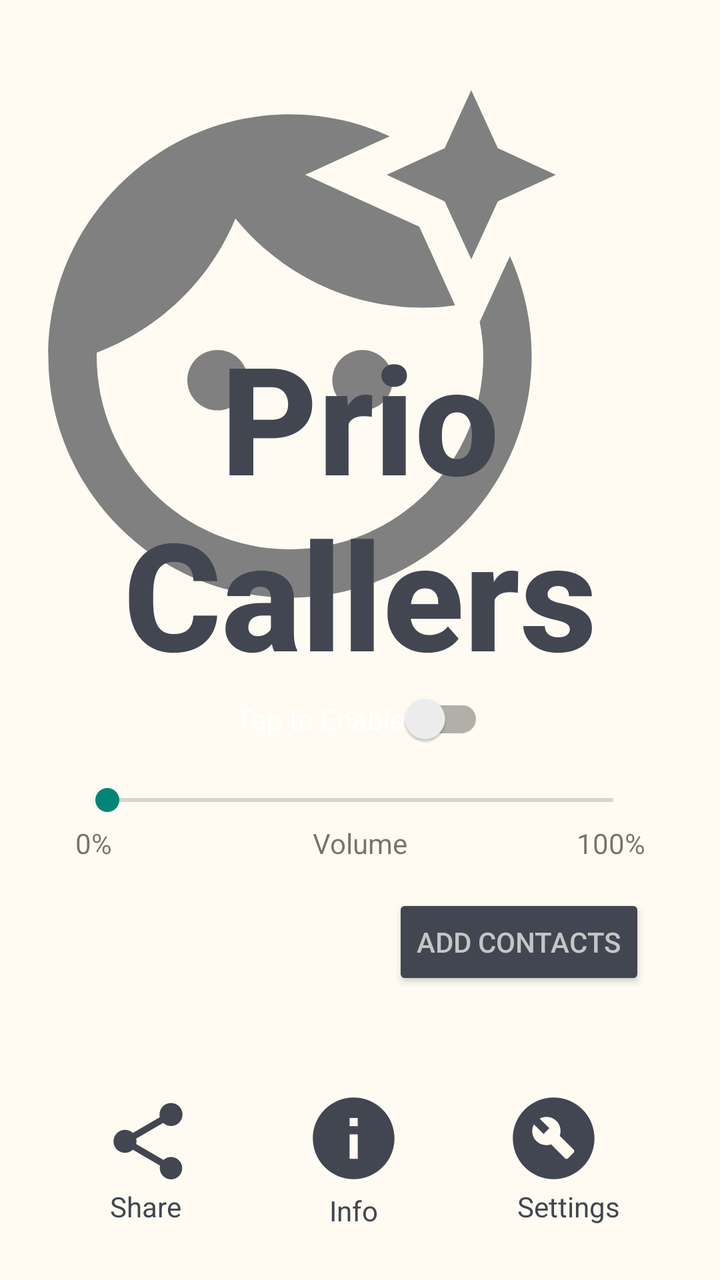
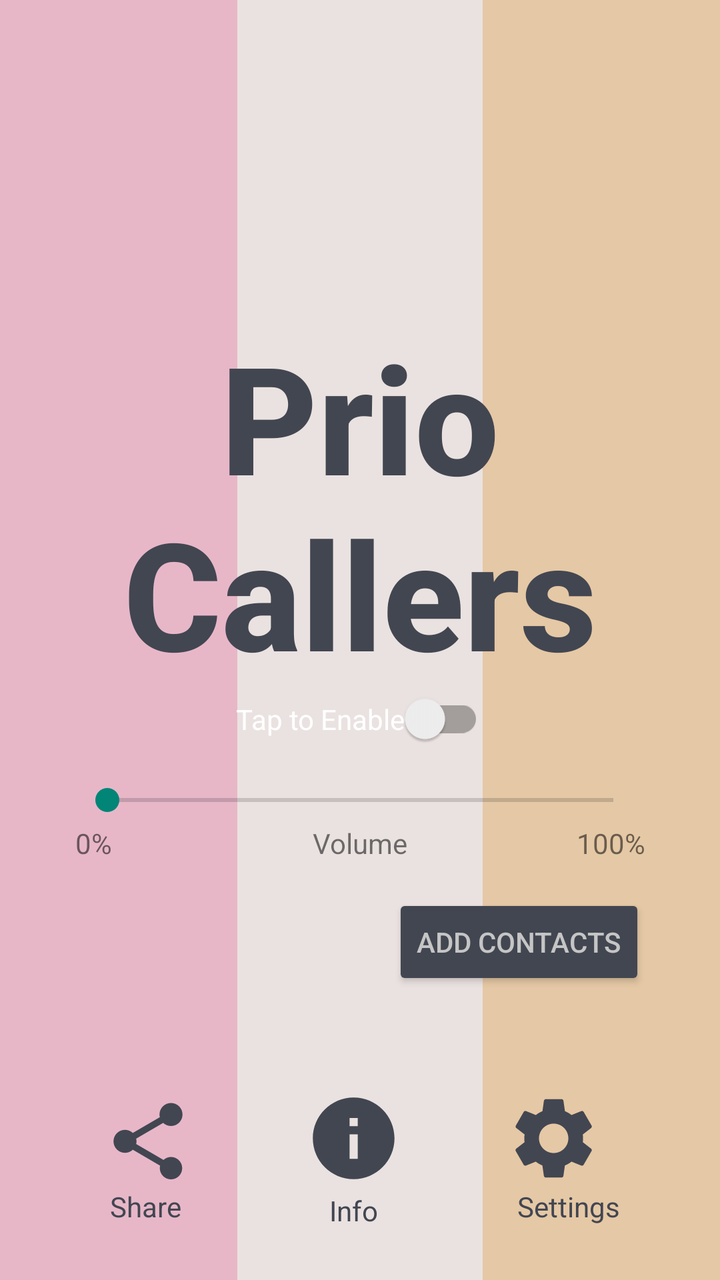

An Android layout rendered at two revisions. The XML below is the earlier revision; the diff shows what the commit changed to produce the second picture.
<!-- AndroidManifest.xml: application theme Theme.AppCompat.Light -->
<!-- res/layout/exceptionally.xml -->
<?xml version="1.0" encoding="utf-8"?>
<androidx.constraintlayout.widget.ConstraintLayout xmlns:android="http://schemas.android.com/apk/res/android"
    xmlns:app="http://schemas.android.com/apk/res-auto"
    xmlns:tools="http://schemas.android.com/tools"
    android:layout_width="match_parent"
    android:layout_height="match_parent"
    android:background="#FFFBF2"
    tools:context=".MainActivity">

    <ImageView
        android:id="@+id/imageView2"
        android:layout_width="290dp"
        android:layout_height="356dp"
        app:layout_constraintStart_toStartOf="parent"
        app:layout_constraintTop_toTopOf="parent"
        app:srcCompat="@drawable/baseline_face_retouching_natural_24"
        app:tint="#808080" />

    <ImageView
        android:id="@+id/share"
        android:layout_width="66dp"
        android:layout_height="46dp"
        app:layout_constraintBottom_toBottomOf="parent"
        app:layout_constraintEnd_toEndOf="parent"
        app:layout_constraintHorizontal_bias="0.139"
        app:layout_constraintStart_toStartOf="parent"
        app:layout_constraintTop_toTopOf="parent"
        app:layout_constraintVertical_bias="0.922"
        app:srcCompat="@drawable/baseline_share_24"
        app:tint="#424651" />

    <ImageView
        android:id="@+id/infoButton"
        android:layout_width="64dp"
        android:layout_height="49dp"
        app:layout_constraintBottom_toBottomOf="@+id/share"
        app:layout_constraintEnd_toEndOf="parent"
        app:layout_constraintHorizontal_bias="0.489"
        app:layout_constraintStart_toStartOf="parent"
        app:layout_constraintTop_toTopOf="@+id/share"
        app:layout_constraintVertical_bias="1.0"
        app:srcCompat="@drawable/baseline_info_24"
        app:tint="#424651" />

    <ImageView
        android:id="@+id/Diagnosis"
        android:layout_width="64dp"
        android:layout_height="49dp"
        app:layout_constraintBottom_toBottomOf="@+id/infoButton"
        app:layout_constraintEnd_toEndOf="parent"
        app:layout_constraintHorizontal_bias="0.827"
        app:layout_constraintStart_toStartOf="parent"
        app:layout_constraintTop_toTopOf="@+id/infoButton"
        app:layout_constraintVertical_bias="0.0"
        app:srcCompat="@drawable/baseline_build_circle_24"
        app:tint="#424651" />

    <TextView
        android:id="@+id/textView4"
        android:layout_width="wrap_content"
        android:layout_height="wrap_content"
        android:text="Share"
        android:textColor="#424651"
        app:layout_constraintBottom_toBottomOf="parent"
        app:layout_constraintEnd_toEndOf="parent"
        app:layout_constraintHorizontal_bias="0.17"
        app:layout_constraintStart_toStartOf="parent"
        app:layout_constraintTop_toBottomOf="@+id/share"
        app:layout_constraintVertical_bias="0.0" />

    <TextView
        android:id="@+id/textView6"
        android:layout_width="wrap_content"
        android:layout_height="19dp"
        android:text="Settings"
        android:textColor="#424651"
        app:layout_constraintEnd_toEndOf="parent"
        app:layout_constraintHorizontal_bias="0.838"
        app:layout_constraintStart_toStartOf="parent"
        app:layout_constraintTop_toBottomOf="@+id/Diagnosis" />

    <TextView
        android:id="@+id/textView2"
        android:layout_width="wrap_content"
        android:layout_height="wrap_content"
        android:layout_marginTop="2dp"
        android:text="Info"
        android:textColor="#424651"
        app:layout_constraintEnd_toEndOf="@+id/infoButton"
        app:layout_constraintStart_toStartOf="@+id/infoButton"
        app:layout_constraintTop_toBottomOf="@+id/infoButton" />


    <androidx.appcompat.widget.SwitchCompat
        android:id="@+id/TapToEnable"
        android:layout_width="wrap_content"
        android:layout_height="wrap_content"
        android:text="Tap to Enable"
        android:textColor="@color/white"
        app:layout_constraintBottom_toBottomOf="parent"
        app:layout_constraintEnd_toEndOf="parent"
        app:layout_constraintStart_toStartOf="parent"
        app:layout_constraintTop_toBottomOf="@+id/FeatTitle"
        app:layout_constraintVertical_bias="0.0"
        tools:ignore="MissingConstraints,UseSwitchCompatOrMaterialXml" />

    <TextView
        android:id="@+id/FeatTitle"
        android:layout_width="wrap_content"
        android:layout_height="wrap_content"
        android:textAlignment="center"
        android:fontFamily="sans-serif-medium"
        android:text="Prio\nCallers"
        android:textColor="#424651"
        android:textSize="75dp"
        android:textStyle="bold"
        app:layout_constraintBottom_toBottomOf="parent"
        app:layout_constraintEnd_toEndOf="parent"
        app:layout_constraintHorizontal_bias="0.5"
        app:layout_constraintStart_toStartOf="parent"
        app:layout_constraintTop_toTopOf="parent"
        app:layout_constraintVertical_bias="0.35" />

    <SeekBar
        android:id="@+id/seekBar_silExcept"
        android:layout_width="285dp"
        android:layout_height="24dp"
        android:layout_below="@+id/TapToEnable"
        android:layout_marginTop="15dp"
        app:layout_constraintEnd_toEndOf="parent"
        app:layout_constraintStart_toStartOf="parent"
        app:layout_constraintTop_toBottomOf="@+id/TapToEnable" />

    <TextView
        android:id="@+id/textView8"
        android:layout_width="wrap_content"
        android:layout_height="wrap_content"
        android:layout_marginTop="0dp"
        android:text="@string/ARC_Volume"
        app:layout_constraintEnd_toEndOf="@+id/seekBar_silExcept"
        app:layout_constraintStart_toStartOf="@+id/seekBar_silExcept"
        app:layout_constraintTop_toBottomOf="@+id/seekBar_silExcept" />

    <TextView
        android:id="@+id/textView9"
        android:layout_width="wrap_content"
        android:layout_height="wrap_content"
        android:text="100%"
        app:layout_constraintHorizontal_bias="1"
        app:layout_constraintEnd_toEndOf="@+id/seekBar_silExcept"
        app:layout_constraintStart_toStartOf="@+id/seekBar_silExcept"
        app:layout_constraintTop_toBottomOf="@+id/seekBar_silExcept" />

    <TextView
        android:id="@+id/textView10"
        android:layout_width="wrap_content"
        android:layout_height="wrap_content"
        android:text="0%"
        app:layout_constraintHorizontal_bias="0"
        app:layout_constraintStart_toStartOf="@+id/seekBar_silExcept"
        app:layout_constraintTop_toBottomOf="@+id/seekBar_silExcept" />

    <Button
        android:id="@+id/manageContacts"
        android:layout_width="wrap_content"
        android:layout_height="wrap_content"
        android:layout_marginTop="16dp"
        android:text="Add Contacts"
        android:backgroundTint="#424651"
        android:textColor="#C5C5C5"
        app:layout_constraintEnd_toEndOf="@+id/seekBar_silExcept"
        app:layout_constraintTop_toBottomOf="@+id/textView9" />


</androidx.constraintlayout.widget.ConstraintLayout>
<!-- resources referenced by this layout -->
<resources>
  <color name="white">#FFFFFFFF</color>
  <!-- drawable baseline_build_circle_24 (drawable) -->
  <vector android:height="24dp" android:tint="#000000"
      android:viewportHeight="24" android:viewportWidth="24"
      android:width="24dp" xmlns:android="http://schemas.android.com/apk/res/android">
      <path android:fillColor="@android:color/white"
          android:fillType="evenOdd" android:pathData="M12,2C6.48,2 2,6.48 2,12c0,5.52 4.48,10 10,10s10,-4.48 10,-10C22,6.48 17.52,2 12,2zM16.9,15.49l-1.4,1.4c-0.2,0.2 -0.51,0.2 -0.71,0l-3.41,-3.41c-1.22,0.43 -2.64,0.17 -3.62,-0.81c-1.11,-1.11 -1.3,-2.79 -0.59,-4.1l2.35,2.35l1.41,-1.41L8.58,7.17c1.32,-0.71 2.99,-0.52 4.1,0.59c0.98,0.98 1.24,2.4 0.81,3.62l3.41,3.41C17.09,14.98 17.09,15.3 16.9,15.49z"/>
  </vector>
  <!-- drawable baseline_face_retouching_natural_24 (drawable) -->
  <vector android:height="24dp" android:tint="#000000"
      android:viewportHeight="24" android:viewportWidth="24"
      android:width="24dp" xmlns:android="http://schemas.android.com/apk/res/android">
      <path android:fillColor="@android:color/white" android:pathData="M9,13m-1.25,0a1.25,1.25 0,1 1,2.5 0a1.25,1.25 0,1 1,-2.5 0"/>
      <path android:fillColor="@android:color/white" android:pathData="M20.77,8.58l-0.92,2.01c0.09,0.46 0.15,0.93 0.15,1.41 0,4.41 -3.59,8 -8,8s-8,-3.59 -8,-8c0,-0.05 0.01,-0.1 0,-0.14 2.6,-0.98 4.69,-2.99 5.74,-5.55C11.58,8.56 14.37,10 17.5,10c0.45,0 0.89,-0.04 1.33,-0.1l-0.6,-1.32 -0.88,-1.93 -1.93,-0.88 -2.79,-1.27 2.79,-1.27 0.71,-0.32C14.87,2.33 13.47,2 12,2 6.48,2 2,6.48 2,12s4.48,10 10,10 10,-4.48 10,-10c0,-1.47 -0.33,-2.87 -0.9,-4.13l-0.33,0.71z"/>
      <path android:fillColor="@android:color/white" android:pathData="M15,13m-1.25,0a1.25,1.25 0,1 1,2.5 0a1.25,1.25 0,1 1,-2.5 0"/>
      <path android:fillColor="@android:color/white" android:pathData="M20.6,5.6L19.5,8l-1.1,-2.4L16,4.5l2.4,-1.1L19.5,1l1.1,2.4L23,4.5z"/>
  </vector>
  <!-- drawable baseline_info_24 (drawable) -->
  <vector android:height="24dp" android:tint="#000000"
      android:viewportHeight="24" android:viewportWidth="24"
      android:width="24dp" xmlns:android="http://schemas.android.com/apk/res/android">
      <path android:fillColor="@android:color/white" android:pathData="M12,2C6.48,2 2,6.48 2,12s4.48,10 10,10 10,-4.48 10,-10S17.52,2 12,2zM13,17h-2v-6h2v6zM13,9h-2L11,7h2v2z"/>
  </vector>
  <!-- drawable baseline_share_24 (drawable) -->
  <vector android:height="24dp" android:tint="#000000"
      android:viewportHeight="24" android:viewportWidth="24"
      android:width="24dp" xmlns:android="http://schemas.android.com/apk/res/android">
      <path android:fillColor="@android:color/white" android:pathData="M18,16.08c-0.76,0 -1.44,0.3 -1.96,0.77L8.91,12.7c0.05,-0.23 0.09,-0.46 0.09,-0.7s-0.04,-0.47 -0.09,-0.7l7.05,-4.11c0.54,0.5 1.25,0.81 2.04,0.81 1.66,0 3,-1.34 3,-3s-1.34,-3 -3,-3 -3,1.34 -3,3c0,0.24 0.04,0.47 0.09,0.7L8.04,9.81C7.5,9.31 6.79,9 6,9c-1.66,0 -3,1.34 -3,3s1.34,3 3,3c0.79,0 1.5,-0.31 2.04,-0.81l7.12,4.16c-0.05,0.21 -0.08,0.43 -0.08,0.65 0,1.61 1.31,2.92 2.92,2.92 1.61,0 2.92,-1.31 2.92,-2.92s-1.31,-2.92 -2.92,-2.92z"/>
  </vector>
  <string name="ARC_Volume">Volume</string>
</resources>

<!-- the commit's change to res/layout/exceptionally.xml (unified diff, before → after) -->
@@ -4,17 +4,28 @@
     xmlns:tools="http://schemas.android.com/tools"
     android:layout_width="match_parent"
     android:layout_height="match_parent"
-    android:background="#FFFBF2"
+    android:background="#eae2e0"
     tools:context=".MainActivity">
 
-    <ImageView
-        android:id="@+id/imageView2"
-        android:layout_width="290dp"
-        android:layout_height="356dp"
+    <View
+        android:id="@+id/view1"
+        android:layout_width="0dp"
+        android:layout_height="match_parent"
+        android:layout_above="@+id/FeatTitle"
+        android:background="#e7b7c8"
         app:layout_constraintStart_toStartOf="parent"
         app:layout_constraintTop_toTopOf="parent"
-        app:srcCompat="@drawable/baseline_face_retouching_natural_24"
-        app:tint="#808080" />
+        app:layout_constraintWidth_percent="0.33"/>
+    <View
+        android:id="@+id/view2"
+        android:layout_width="0dp"
+        android:layout_height="match_parent"
+        android:layout_above="@+id/FeatTitle"
+        android:background="#e5c8a5"
+        app:layout_constraintEnd_toEndOf="parent"
+        app:layout_constraintTop_toTopOf="parent"
+        app:layout_constraintWidth_percent="0.33" />
+
 
     <ImageView
         android:id="@+id/share"
@@ -52,7 +63,7 @@
         app:layout_constraintStart_toStartOf="parent"
         app:layout_constraintTop_toTopOf="@+id/infoButton"
         app:layout_constraintVertical_bias="0.0"
-        app:srcCompat="@drawable/baseline_build_circle_24"
+        app:srcCompat="@drawable/baseline_settings_24"
         app:tint="#424651" />
 
     <TextView
@@ -71,7 +82,7 @@
     <TextView
         android:id="@+id/textView6"
         android:layout_width="wrap_content"
-        android:layout_height="19dp"
+        android:layout_height="wrap_content"
         android:text="Settings"
         android:textColor="#424651"
         app:layout_constraintEnd_toEndOf="parent"
<!-- resource entries referenced after the edit -->
@@ -1,27 +1,17 @@
 <!-- resources referenced by this layout -->
 <resources>
   <color name="white">#FFFFFFFF</color>
-  <!-- drawable baseline_build_circle_24 (drawable) -->
-  <vector android:height="24dp" android:tint="#000000"
-      android:viewportHeight="24" android:viewportWidth="24"
-      android:width="24dp" xmlns:android="http://schemas.android.com/apk/res/android">
-      <path android:fillColor="@android:color/white"
-          android:fillType="evenOdd" android:pathData="M12,2C6.48,2 2,6.48 2,12c0,5.52 4.48,10 10,10s10,-4.48 10,-10C22,6.48 17.52,2 12,2zM16.9,15.49l-1.4,1.4c-0.2,0.2 -0.51,0.2 -0.71,0l-3.41,-3.41c-1.22,0.43 -2.64,0.17 -3.62,-0.81c-1.11,-1.11 -1.3,-2.79 -0.59,-4.1l2.35,2.35l1.41,-1.41L8.58,7.17c1.32,-0.71 2.99,-0.52 4.1,0.59c0.98,0.98 1.24,2.4 0.81,3.62l3.41,3.41C17.09,14.98 17.09,15.3 16.9,15.49z"/>
-  </vector>
-  <!-- drawable baseline_face_retouching_natural_24 (drawable) -->
-  <vector android:height="24dp" android:tint="#000000"
-      android:viewportHeight="24" android:viewportWidth="24"
-      android:width="24dp" xmlns:android="http://schemas.android.com/apk/res/android">
-      <path android:fillColor="@android:color/white" android:pathData="M9,13m-1.25,0a1.25,1.25 0,1 1,2.5 0a1.25,1.25 0,1 1,-2.5 0"/>
-      <path android:fillColor="@android:color/white" android:pathData="M20.77,8.58l-0.92,2.01c0.09,0.46 0.15,0.93 0.15,1.41 0,4.41 -3.59,8 -8,8s-8,-3.59 -8,-8c0,-0.05 0.01,-0.1 0,-0.14 2.6,-0.98 4.69,-2.99 5.74,-5.55C11.58,8.56 14.37,10 17.5,10c0.45,0 0.89,-0.04 1.33,-0.1l-0.6,-1.32 -0.88,-1.93 -1.93,-0.88 -2.79,-1.27 2.79,-1.27 0.71,-0.32C14.87,2.33 13.47,2 12,2 6.48,2 2,6.48 2,12s4.48,10 10,10 10,-4.48 10,-10c0,-1.47 -0.33,-2.87 -0.9,-4.13l-0.33,0.71z"/>
-      <path android:fillColor="@android:color/white" android:pathData="M15,13m-1.25,0a1.25,1.25 0,1 1,2.5 0a1.25,1.25 0,1 1,-2.5 0"/>
-      <path android:fillColor="@android:color/white" android:pathData="M20.6,5.6L19.5,8l-1.1,-2.4L16,4.5l2.4,-1.1L19.5,1l1.1,2.4L23,4.5z"/>
-  </vector>
   <!-- drawable baseline_info_24 (drawable) -->
   <vector android:height="24dp" android:tint="#000000"
       android:viewportHeight="24" android:viewportWidth="24"
       android:width="24dp" xmlns:android="http://schemas.android.com/apk/res/android">
       <path android:fillColor="@android:color/white" android:pathData="M12,2C6.48,2 2,6.48 2,12s4.48,10 10,10 10,-4.48 10,-10S17.52,2 12,2zM13,17h-2v-6h2v6zM13,9h-2L11,7h2v2z"/>
+  </vector>
+  <!-- drawable baseline_settings_24 (drawable) -->
+  <vector android:height="24dp" android:tint="#000000"
+      android:viewportHeight="24" android:viewportWidth="24"
+      android:width="24dp" xmlns:android="http://schemas.android.com/apk/res/android">
+      <path android:fillColor="@android:color/white" android:pathData="M19.14,12.94c0.04,-0.3 0.06,-0.61 0.06,-0.94c0,-0.32 -0.02,-0.64 -0.07,-0.94l2.03,-1.58c0.18,-0.14 0.23,-0.41 0.12,-0.61l-1.92,-3.32c-0.12,-0.22 -0.37,-0.29 -0.59,-0.22l-2.39,0.96c-0.5,-0.38 -1.03,-0.7 -1.62,-0.94L14.4,2.81c-0.04,-0.24 -0.24,-0.41 -0.48,-0.41h-3.84c-0.24,0 -0.43,0.17 -0.47,0.41L9.25,5.35C8.66,5.59 8.12,5.92 7.63,6.29L5.24,5.33c-0.22,-0.08 -0.47,0 -0.59,0.22L2.74,8.87C2.62,9.08 2.66,9.34 2.86,9.48l2.03,1.58C4.84,11.36 4.8,11.69 4.8,12s0.02,0.64 0.07,0.94l-2.03,1.58c-0.18,0.14 -0.23,0.41 -0.12,0.61l1.92,3.32c0.12,0.22 0.37,0.29 0.59,0.22l2.39,-0.96c0.5,0.38 1.03,0.7 1.62,0.94l0.36,2.54c0.05,0.24 0.24,0.41 0.48,0.41h3.84c0.24,0 0.44,-0.17 0.47,-0.41l0.36,-2.54c0.59,-0.24 1.13,-0.56 1.62,-0.94l2.39,0.96c0.22,0.08 0.47,0 0.59,-0.22l1.92,-3.32c0.12,-0.22 0.07,-0.47 -0.12,-0.61L19.14,12.94zM12,15.6c-1.98,0 -3.6,-1.62 -3.6,-3.6s1.62,-3.6 3.6,-3.6s3.6,1.62 3.6,3.6S13.98,15.6 12,15.6z"/>
   </vector>
   <!-- drawable baseline_share_24 (drawable) -->
   <vector android:height="24dp" android:tint="#000000"
